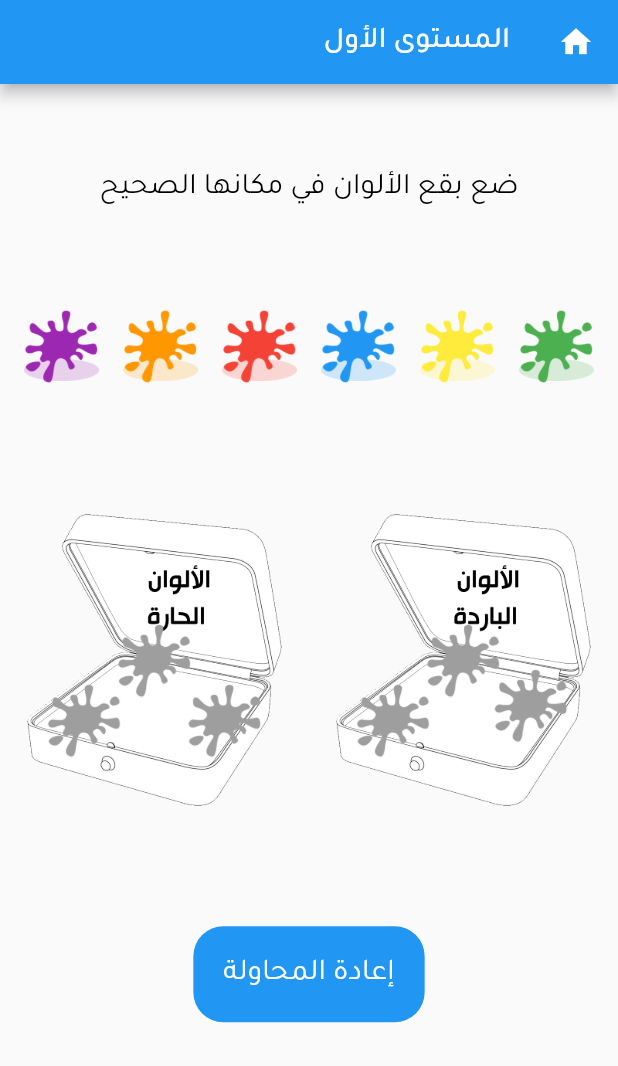
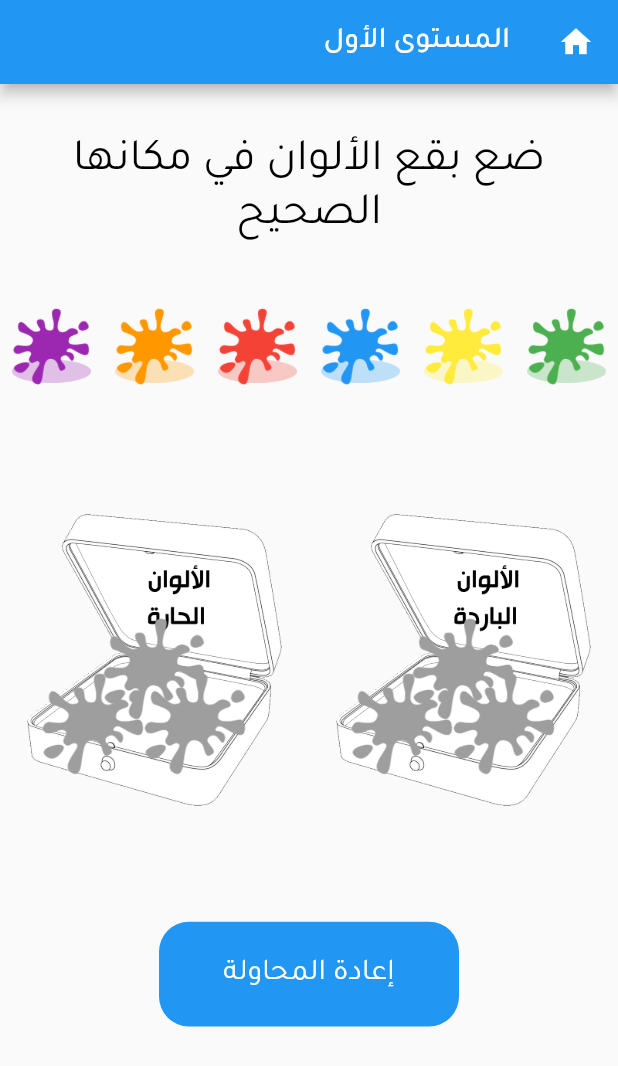
Before and after one commit to osaidhajjar/infinity, a Flutter app: the Level01 screen opened directly, on a phone screen of 412 x 824 dp. Shown: the top 1066 px of the screen. Run offline on Flutter 3.47's test engine with Material 2 defaults, Android fonts, the phone set to English and light mode, and no system bars.

Commit message:
fixes to sizes

```diff
--- a/lib/levels/level_01.dart
+++ b/lib/levels/level_01.dart
@@ -21,6 +21,7 @@ class _Level01State extends State<Level01> {
   List<Color> _whatInHotBox = [Colors.grey, Colors.grey, Colors.grey];
   double _width = 0;
   bool _correct = false;
+  bool _isCompact;
 
   List<ColorSpotWidget> _colorsWidgets = [
     ColorSpotWidget(color: Colors.green),
@@ -51,7 +52,7 @@ class _Level01State extends State<Level01> {
 
       if (resultCheck) {
         setState(() {
-          _width = 250;
+          _width = kIsWeb ? 300 / MediaQuery.of(context).devicePixelRatio : 300;
           _correct = true;
         });
 
@@ -64,7 +65,7 @@ class _Level01State extends State<Level01> {
         });
       } else {
         setState(() {
-          _width = 100;
+          _width = kIsWeb ? 300 / MediaQuery.of(context).devicePixelRatio : 300;
           _correct = false;
         });
       }
@@ -78,6 +79,21 @@ class _Level01State extends State<Level01> {
 
   @override
   Widget build(BuildContext context) {
+    _isCompact = !kIsWeb ||
+        (MediaQuery.of(context).size.width /
+                MediaQuery.of(context).devicePixelRatio) <
+            500 / MediaQuery.of(context).devicePixelRatio;
+
+    print("====== width: " + (MediaQuery.of(context).size.width).toString());
+    print("====== width/ratio: " +
+        (MediaQuery.of(context).size.width /
+                MediaQuery.of(context).devicePixelRatio)
+            .toString());
+    print("====== ratio: " +
+        (MediaQuery.of(context).devicePixelRatio).toString());
+
+    print("====== isCompact: " + _isCompact.toString());
+
     return Scaffold(
         appBar: AppBar(
           title: Text(widget.title),
@@ -99,7 +115,11 @@ class _Level01State extends State<Level01> {
                   child: Center(
                       child: Text(widget.mission,
                           textAlign: TextAlign.center,
-                          style: TextStyle(fontSize: 20, color: Colors.black))),
+                          style: TextStyle(
+                              fontSize: kIsWeb
+                                  ? 30 / MediaQuery.of(context).devicePixelRatio
+                                  : 30,
+                              color: Colors.black))),
                 ),
                 Flexible(
                   flex: 20,
@@ -121,211 +141,30 @@ class _Level01State extends State<Level01> {
                 Flexible(
                   flex: 40,
                   fit: FlexFit.loose,
-                  child: Row(mainAxisAlignment: MainAxisAlignment.center,
-
-                      // mainAxisAlignment: MainAxisAlignment.center,
+                  child: Row(
+                      mainAxisAlignment: MainAxisAlignment.center,
                       children: [
                         Flexible(
                           flex: 1,
                           fit: FlexFit.loose,
-                          child: Row(
+                          child: _isCompact
+                              ? coldWidget()
+                              : Row(
                                   mainAxisAlignment: MainAxisAlignment.end,
                                   children: [
-                              Flexible(
-                                flex: 1,
-                                fit: FlexFit.loose,
-                                child: Stack(
-                                  alignment: Alignment.center,
-                                  children: [
-                                    Align(
-                                      alignment: Alignment.center,
-                                      child: Image(
-                                          image:
-                                              AssetImage('assets/cold_box.gif'),
-                                          width: 250,
-                                          height: 250),
-                                    ),
-                                    Container(
-                                      width: 200,
-                                      height: 200,
-                                      child: Align(
-                                        alignment: Alignment(0.6, 0.4),
-                                        child: DragTarget<Color>(
-                                            builder: (_, candidateData,
-                                                rejectedData) {
-                                              return Image(
-                                                  image: AssetImage(
-                                                      'assets/spot.png'),
-                                                  color: _whatInColdBox[0],
-                                                  width: 50,
-                                                  height: 50);
-                                            },
-                                            onWillAccept: (data) =>
-                                                _coldColors.contains(data) &&
-                                                        _whatInColdBox[0] ==
-                                                            Colors.grey
-                                                    ? true
-                                                    : false,
-                                            onAccept: (data) {
-                                              _whatInColdBox[0] = data;
-                                              _checkResults();
-                                            }),
-                                      ),
-                                    ),
-                                    Container(
-                                        width: 250,
-                                        height: 250,
-                                        child: Align(
-                                          alignment: Alignment(-0.6, 0.4),
-                                          child: DragTarget<Color>(builder:
-                                              (_, candidateData, rejectedData) {
-                                            return Image(
-                                                image: AssetImage(
-                                                    'assets/spot.png'),
-                                                color: _whatInColdBox[1],
-                                                width: 50,
-                                                height: 50);
-                                          }, onWillAccept: (data) {
-                                            print(
-                                                _whatInColdBox.contains(data));
-                                            return _coldColors.contains(data) &&
-                                                    _whatInColdBox[1] ==
-                                                        Colors.grey
-                                                ? true
-                                                : false;
-                                          }, onAccept: (data) {
-                                            _whatInColdBox[1] = data;
-                                            _checkResults();
-                                          }),
-                                        )),
-                                    Align(
-                                      alignment: Alignment.center,
-                                      child: DragTarget<Color>(
-                                          builder:
-                                              (_, candidateData, rejectedData) {
-                                            return Image(
-                                                image: AssetImage(
-                                                    'assets/spot.png'),
-                                                color: _whatInColdBox[2],
-                                                width: 50,
-                                                height: 50);
-                                          },
-                                          onWillAccept: (data) =>
-                                              _coldColors.contains(data) &&
-                                                      _whatInColdBox[2] ==
-                                                          Colors.grey
-                                                  ? true
-                                                  : false,
-                                          onAccept: (data) {
-                                            _whatInColdBox[2] = data;
-                                            _checkResults();
-                                          }),
-                                    )
-                                  ],
-                                ),
-                              ),
+                                    coldWidget(),
                                   ],
                                 ),
                         ),
                         Flexible(
                           flex: 1,
                           fit: FlexFit.loose,
-                          child: Row(
+                          child: _isCompact
+                              ? hotWidget()
+                              : Row(
                                   mainAxisAlignment: MainAxisAlignment.start,
                                   children: [
-                              Flexible(
-                                flex: 1,
-                                fit: FlexFit.loose,
-                                child: Stack(
-                                  alignment: Alignment.center,
-                                  children: [
-                                    Align(
-                                      alignment: Alignment.center,
-                                      child: Image(
-                                          image:
-                                              AssetImage('assets/hot_box.gif'),
-                                          width: 250,
-                                          height: 250),
-                                    ),
-                                    Container(
-                                      width: 250,
-                                      height: 250,
-                                      child: Align(
-                                        alignment: Alignment(0.6, 0.4),
-                                        child: DragTarget<Color>(
-                                            builder: (_, candidateData,
-                                                rejectedData) {
-                                              return Image(
-                                                  image: AssetImage(
-                                                      'assets/spot.png'),
-                                                  color: _whatInHotBox[0],
-                                                  width: 50,
-                                                  height: 50);
-                                            },
-                                            onWillAccept: (data) =>
-                                                _hotColors.contains(data) &&
-                                                        _whatInHotBox[0] ==
-                                                            Colors.grey
-                                                    ? true
-                                                    : false,
-                                            onAccept: (data) {
-                                              _whatInHotBox[0] = data;
-                                              _checkResults();
-                                            }),
-                                      ),
-                                    ),
-                                    Container(
-                                        width: 250,
-                                        height: 250,
-                                        child: Align(
-                                          alignment: Alignment(-0.6, 0.4),
-                                          child: DragTarget<Color>(builder:
-                                              (_, candidateData, rejectedData) {
-                                            return Image(
-                                                image: AssetImage(
-                                                    'assets/spot.png'),
-                                                color: _whatInHotBox[1],
-                                                width: 50,
-                                                height: 50);
-                                          }, onWillAccept: (data) {
-                                            print(
-                                                _whatInColdBox.contains(data));
-                                            return _hotColors.contains(data) &&
-                                                    _whatInHotBox[1] ==
-                                                        Colors.grey
-                                                ? true
-                                                : false;
-                                          }, onAccept: (data) {
-                                            _whatInHotBox[1] = data;
-                                            _checkResults();
-                                          }),
-                                        )),
-                                    Align(
-                                      alignment: Alignment.center,
-                                      child: DragTarget<Color>(
-                                          builder:
-                                              (_, candidateData, rejectedData) {
-                                            return Image(
-                                                image: AssetImage(
-                                                    'assets/spot.png'),
-                                                color: _whatInHotBox[2],
-                                                width: 50,
-                                                height: 50);
-                                          },
-                                          onWillAccept: (data) =>
-                                              _hotColors.contains(data) &&
-                                                      _whatInHotBox[2] ==
-                                                          Colors.grey
-                                                  ? true
-                                                  : false,
-                                          onAccept: (data) {
-                                            _whatInHotBox[2] = data;
-                                            _checkResults();
-                                          }),
-                                    )
-                                  ],
-                                ),
-                              ),
+                                    hotWidget(),
                                   ],
                                 ),
                         ),
@@ -345,24 +184,34 @@ class _Level01State extends State<Level01> {
                                 (Route<dynamic> route) => false);
                           },
                           child: Center(
-                            child: FittedBox(
-                              fit: BoxFit.fitWidth,
                             child: Container(
+                                width: kIsWeb
+                                    ? 200 /
+                                        MediaQuery.of(context).devicePixelRatio
+                                    : 200,
                                 decoration: BoxDecoration(
                                     color: Colors.blue,
                                     borderRadius: BorderRadius.all(
-                                          Radius.circular(20.0))),
+                                        Radius.circular(kIsWeb
+                                            ? 20 /
+                                                MediaQuery.of(context)
+                                                    .devicePixelRatio
+                                            : 20.0))),
                                 child: Center(
                                   child: Padding(
                                     padding: const EdgeInsets.all(20.0),
                                     child: Text(
                                       'إعادة المحاولة',
                                       style: TextStyle(
-                                            color: Colors.white, fontSize: 20),
+                                          color: Colors.white,
+                                          fontSize: kIsWeb
+                                              ? 20 /
+                                                  MediaQuery.of(context)
+                                                      .devicePixelRatio
+                                              : 20),
                                     ),
                                   ),
                                 )),
-                            ),
                           )),
                 ),
                 Flexible(flex: 20, fit: FlexFit.loose, child: Center()),
@@ -384,4 +233,184 @@ class _Level01State extends State<Level01> {
           ],
         )));
   }
+
+  Widget hotWidget() {
+    double spotSize =
+        kIsWeb ? 70 / MediaQuery.of(context).devicePixelRatio : 70;
+
+    double boxSize =
+        kIsWeb ? 300 / MediaQuery.of(context).devicePixelRatio : 300;
+
+    return Stack(
+      alignment: Alignment.center,
+      children: [
+        Align(
+          alignment: Alignment.center,
+          child: Image(
+              image: AssetImage('assets/hot_box.gif'),
+              width: boxSize,
+              height: boxSize,
+              fit: BoxFit.scaleDown),
+        ),
+        Container(
+          width: boxSize,
+          height: boxSize,
+          child: Align(
+            alignment: Alignment(0.4, 0.4),
+            child: DragTarget<Color>(
+                builder: (_, candidateData, rejectedData) {
+                  return Image(
+                      image: AssetImage('assets/spot.png'),
+                      color: _whatInHotBox[0],
+                      width: spotSize,
+                      height: spotSize);
+                },
+                onWillAccept: (data) =>
+                    _hotColors.contains(data) && _whatInHotBox[0] == Colors.grey
+                        ? true
+                        : false,
+                onAccept: (data) {
+                  _whatInHotBox[0] = data;
+                  _checkResults();
+                }),
+          ),
+        ),
+        Container(
+            width: boxSize,
+            height: boxSize,
+            child: Align(
+              alignment: Alignment(-0.6, 0.4),
+              child:
+                  DragTarget<Color>(builder: (_, candidateData, rejectedData) {
+                return Image(
+                    image: AssetImage('assets/spot.png'),
+                    color: _whatInHotBox[1],
+                    width: spotSize,
+                    height: spotSize);
+              }, onWillAccept: (data) {
+                print(_whatInColdBox.contains(data));
+                return _hotColors.contains(data) &&
+                        _whatInHotBox[1] == Colors.grey
+                    ? true
+                    : false;
+              }, onAccept: (data) {
+                _whatInHotBox[1] = data;
+                _checkResults();
+              }),
+            )),
+        Container(
+          width: boxSize,
+          height: boxSize,
+          child: Align(
+            alignment: Alignment(0, 0.05),
+            child: DragTarget<Color>(
+                builder: (_, candidateData, rejectedData) {
+                  return Image(
+                      image: AssetImage('assets/spot.png'),
+                      color: _whatInHotBox[2],
+                      width: spotSize,
+                      height: spotSize);
+                },
+                onWillAccept: (data) =>
+                    _hotColors.contains(data) && _whatInHotBox[2] == Colors.grey
+                        ? true
+                        : false,
+                onAccept: (data) {
+                  _whatInHotBox[2] = data;
+                  _checkResults();
+                }),
+          ),
+        )
+      ],
+    );
   }
+
+  Widget coldWidget() {
+    double spotSize =
+        kIsWeb ? 70 / MediaQuery.of(context).devicePixelRatio : 70;
+
+    double boxSize =
+        kIsWeb ? 300 / MediaQuery.of(context).devicePixelRatio : 300;
+    return Stack(
+      alignment: Alignment.center,
+      children: [
+        Align(
+          alignment: Alignment.center,
+          child: Image(
+              image: AssetImage('assets/cold_box.gif'),
+              width: boxSize,
+              height: boxSize),
+        ),
+        Container(
+          width: boxSize,
+          height: boxSize,
+          child: Align(
+            alignment: Alignment(0.4, 0.4),
+            child: DragTarget<Color>(
+                builder: (_, candidateData, rejectedData) {
+                  return Image(
+                      image: AssetImage('assets/spot.png'),
+                      color: _whatInColdBox[0],
+                      width: spotSize,
+                      height: spotSize);
+                },
+                onWillAccept: (data) => _coldColors.contains(data) &&
+                        _whatInColdBox[0] == Colors.grey
+                    ? true
+                    : false,
+                onAccept: (data) {
+                  _whatInColdBox[0] = data;
+                  _checkResults();
+                }),
+          ),
+        ),
+        Container(
+            width: boxSize,
+            height: boxSize,
+            child: Align(
+              alignment: Alignment(-0.6, 0.4),
+              child:
+                  DragTarget<Color>(builder: (_, candidateData, rejectedData) {
+                return Image(
+                    image: AssetImage('assets/spot.png'),
+                    color: _whatInColdBox[1],
+                    width: spotSize,
+                    height: spotSize);
+              }, onWillAccept: (data) {
+                print(_whatInColdBox.contains(data));
+                return _coldColors.contains(data) &&
+                        _whatInColdBox[1] == Colors.grey
+                    ? true
+                    : false;
+              }, onAccept: (data) {
+                _whatInColdBox[1] = data;
+                _checkResults();
+              }),
+            )),
+        Container(
+          width: boxSize,
+          height: boxSize,
+          child: Align(
+            alignment: Alignment(0, 0.05),
+            child: DragTarget<Color>(
+                builder: (_, candidateData, rejectedData) {
+                  return Image(
+                      image: AssetImage('assets/spot.png'),
+                      color: _whatInColdBox[2],
+                      width: spotSize,
+                      height: spotSize);
+                },
+                onWillAccept: (data) => _coldColors.contains(data) &&
+                        _whatInColdBox[2] == Colors.grey
+                    ? true
+                    : false,
+                onAccept: (data) {
+                  _whatInColdBox[2] = data;
+                  _checkResults();
+                }),
+          ),
+        )
+      ],
+    );
+  }
+}
--- a/lib/widgets/color_spot_widget.dart
+++ b/lib/widgets/color_spot_widget.dart
@@ -1,4 +1,5 @@
 import 'package:flutter/material.dart';
+import 'package:flutter/foundation.dart' show kIsWeb;
 
 class ColorSpotWidget extends StatefulWidget {
   final Color color;
@@ -18,8 +19,8 @@ class _ColorSpotWidgetState extends State<ColorSpotWidget> {
   Widget get baseWidget => Image(
       image: AssetImage('assets/spot.png'),
       color: widget.color,
-      width: 50,
-      height: 50);
+      width: kIsWeb ? 70 / MediaQuery.of(context).devicePixelRatio : 70,
+      height: kIsWeb ? 70 / MediaQuery.of(context).devicePixelRatio : 70);
 
   @override
   Widget build(BuildContext context) {
@@ -28,15 +29,25 @@ class _ColorSpotWidgetState extends State<ColorSpotWidget> {
       children: [
         Image(
             image: AssetImage('assets/floor_target.png'),
-            color: widget.color.withAlpha(50),
-            width: 50,
-            height: 50),
+            color: widget.color.withAlpha(70),
+            width: kIsWeb ? 70 / MediaQuery.of(context).devicePixelRatio : 70,
+            height: kIsWeb ? 70 / MediaQuery.of(context).devicePixelRatio : 70),
         Draggable<Color>(
           data: widget.color,
-          childWhenDragging: Container(width: 50, height: 50),
+          childWhenDragging: Container(
+              width: kIsWeb ? 70 / MediaQuery.of(context).devicePixelRatio : 70,
+              height:
+                  kIsWeb ? 70 / MediaQuery.of(context).devicePixelRatio : 70),
           feedback: baseWidget,
-          child:
-              draggedToTarget ? Container(width: 50, height: 50) : baseWidget,
+          child: draggedToTarget
+              ? Container(
+                  width: kIsWeb
+                      ? 70 / MediaQuery.of(context).devicePixelRatio
+                      : 70,
+                  height: kIsWeb
+                      ? 70 / MediaQuery.of(context).devicePixelRatio
+                      : 70)
+              : baseWidget,
           onDragCompleted: () => setState(() => draggedToTarget = true),
         )
       ],
```
Lines whose indentation alone changed are shown as unchanged.
